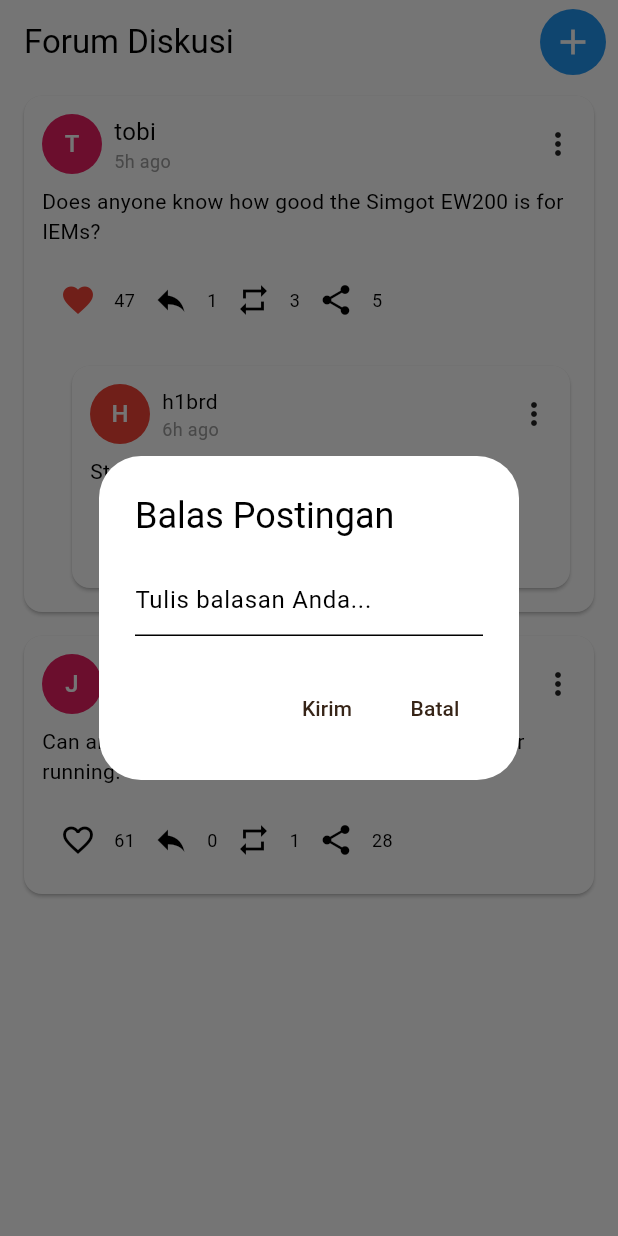
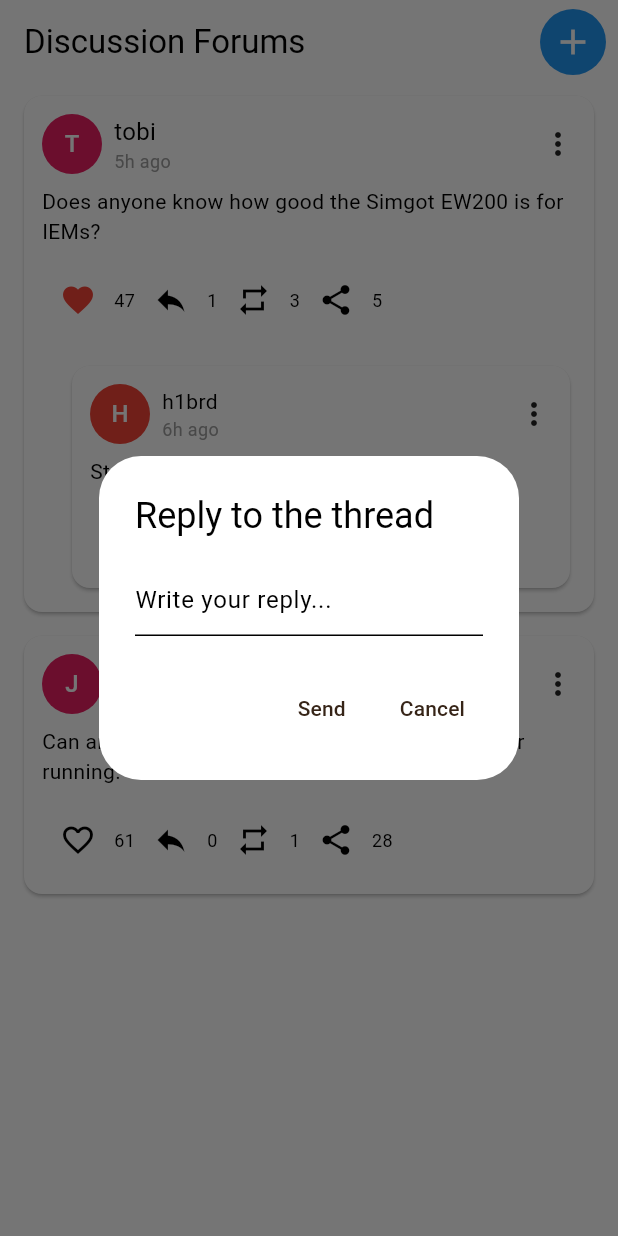
Before and after one commit to F03-PBP/SoundNest-mobile, a Flutter app: the ForumScreen screen opened directly, after a tap on the "favorite outline" icon, after a tap on the "reply" icon, on a phone screen of 412 x 824 dp. Run offline on Flutter 3.47's test engine with Material 3 defaults, Android fonts, the phone set to English and light mode, and no system bars; missing offline and left inert: pbp_django_auth.

```diff
--- a/lib/discussions/forum_screen.dart
+++ b/lib/discussions/forum_screen.dart
@@ -133,7 +133,7 @@ class _ForumScreenState extends State<ForumScreen> {
           title: const Text('Edit Thread'),
           content: TextField(
             controller: controller,
-            decoration: const InputDecoration(hintText: 'Edit isi thread...'),
+            decoration: const InputDecoration(hintText: 'Edit thread...'),
           ),
           actions: [
             TextButton(
@@ -143,13 +143,13 @@ class _ForumScreenState extends State<ForumScreen> {
                 });
                 Navigator.pop(context);
               },
-              child: const Text('Simpan'),
+              child: const Text('Save'),
             ),
             TextButton(
               onPressed: () {
                 Navigator.pop(context);
               },
-              child: const Text('Batal'),
+              child: const Text('Cancel'),
             ),
           ],
         );
@@ -163,10 +163,10 @@ class _ForumScreenState extends State<ForumScreen> {
       context: context,
       builder: (context) {
         return AlertDialog(
-          title: const Text('Edit Balasan'),
+          title: const Text('Edit'),
           content: TextField(
             controller: controller,
-            decoration: const InputDecoration(hintText: 'Edit isi balasan...'),
+            decoration: const InputDecoration(hintText: 'Edit the reply...'),
           ),
           actions: [
             TextButton(
@@ -176,13 +176,13 @@ class _ForumScreenState extends State<ForumScreen> {
                 });
                 Navigator.pop(context);
               },
-              child: const Text('Simpan'),
+              child: const Text('Save'),
             ),
             TextButton(
               onPressed: () {
                 Navigator.pop(context);
               },
-              child: const Text('Batal'),
+              child: const Text('Cancel'),
             ),
           ],
         );
@@ -208,11 +208,10 @@ class _ForumScreenState extends State<ForumScreen> {
       context: context,
       builder: (context) {
         return AlertDialog(
-          title: const Text('Balas Postingan'),
+          title: const Text('Reply to the thread'),
           content: TextField(
             controller: controller,
-            decoration:
-                const InputDecoration(hintText: 'Tulis balasan Anda...'),
+            decoration: const InputDecoration(hintText: 'Write your reply...'),
           ),
           actions: [
             TextButton(
@@ -222,13 +221,13 @@ class _ForumScreenState extends State<ForumScreen> {
                   Navigator.pop(context);
                 }
               },
-              child: const Text('Kirim'),
+              child: const Text('Send'),
             ),
             TextButton(
               onPressed: () {
                 Navigator.pop(context);
               },
-              child: const Text('Batal'),
+              child: const Text('Cancel'),
             ),
           ],
         );
@@ -242,11 +241,10 @@ class _ForumScreenState extends State<ForumScreen> {
       context: context,
       builder: (context) {
         return AlertDialog(
-          title: Text('Balas ${parentReply.author}'),
+          title: Text('Reply ${parentReply.author}'),
           content: TextField(
             controller: controller,
-            decoration:
-                const InputDecoration(hintText: 'Tulis balasan Anda...'),
+            decoration: const InputDecoration(hintText: 'Write your reply...'),
           ),
           actions: [
             TextButton(
@@ -256,13 +254,13 @@ class _ForumScreenState extends State<ForumScreen> {
                   Navigator.pop(context);
                 }
               },
-              child: const Text('Kirim'),
+              child: const Text('Send'),
             ),
             TextButton(
               onPressed: () {
                 Navigator.pop(context);
               },
-              child: const Text('Batal'),
+              child: const Text('Cancel'),
             ),
           ],
         );
@@ -276,10 +274,11 @@ class _ForumScreenState extends State<ForumScreen> {
       context: context,
       builder: (context) {
         return AlertDialog(
-          title: const Text('Tambah Thread Baru'),
+          title: const Text('Add threads'),
           content: TextField(
             controller: controller,
-            decoration: const InputDecoration(hintText: 'Tulis sesuatu...'),
+            decoration:
+                const InputDecoration(hintText: 'Write your thoughts...'),
           ),
           actions: [
             TextButton(
@@ -339,7 +338,7 @@ class _ForumScreenState extends State<ForumScreen> {
 
     return Scaffold(
       appBar: AppBar(
-        title: const Text('Forum Diskusi'),
+        title: const Text('Discussion Forums'),
         actions: [
           Padding(
             padding: const EdgeInsets.symmetric(horizontal: 8.0),
--- a/lib/discussions/new_post.dart
+++ b/lib/discussions/new_post.dart
@@ -10,7 +10,7 @@ class NewPostScreen extends StatelessWidget {
   Widget build(BuildContext context) {
     return Scaffold(
       appBar: AppBar(
-        title: const Text('Tambah Posting Baru'),
+        title: const Text('Add new thread'),
       ),
       body: Padding(
         padding: const EdgeInsets.all(16.0),
@@ -18,7 +18,7 @@ class NewPostScreen extends StatelessWidget {
           children: [
             TextField(
               controller: controller,
-              decoration: const InputDecoration(hintText: 'Tulis sesuatu...'),
+              decoration: const InputDecoration(hintText: 'Write something...'),
             ),
             const SizedBox(height: 20),
             ElevatedButton(
@@ -28,7 +28,7 @@ class NewPostScreen extends StatelessWidget {
                   Navigator.pop(context);
                 }
               },
-              child: const Text('Kirim'),
+              child: const Text('Send'),
             ),
           ],
         ),
--- a/lib/discussions/reply_form.dart
+++ b/lib/discussions/reply_form.dart
@@ -11,21 +11,20 @@ class ReplyForm extends StatelessWidget {
   @override
   Widget build(BuildContext context) {
     return AlertDialog(
-      title: const Text('Balas Postingan'),
+      title: const Text('Reply'),
       content: TextField(
         controller: controller,
-        decoration: const InputDecoration(hintText: 'Tulis balasan...'),
+        decoration: const InputDecoration(hintText: 'Reply...'),
       ),
       actions: [
         TextButton(
           onPressed: () {
             if (controller.text.isNotEmpty) {
               onReplyCreated(postId, controller.text);
-              Navigator.pop(
-                  context);
+              Navigator.pop(context);
             }
           },
-          child: const Text('Kirim'),
+          child: const Text('Send'),
         ),
       ],
     );
```
Also changed, not shown: lib/discussions/widgets/post_card.dart (+85 -2 lines), lib/discussions/widgets/reply_card.dart (+85 -4 lines).
